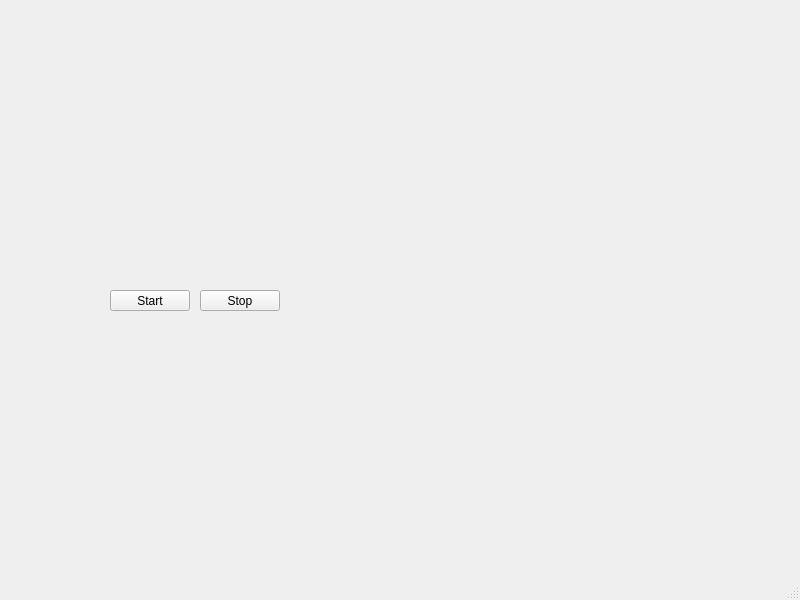
Qt form code_base/devices/gps/examples/gps_device_gui/mainwindow.ui (RemsensOrganization/CodeBase) before a commit.
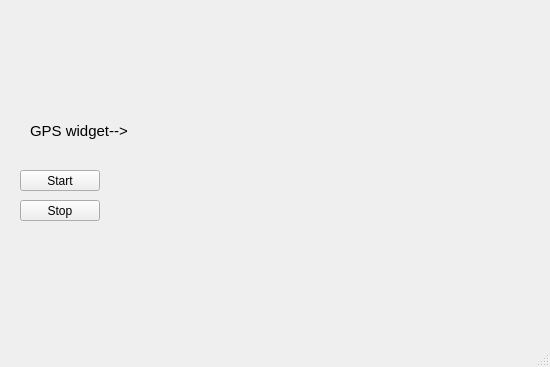
The same form after that commit.

```diff
--- a/code_base/devices/gps/examples/gps_device_gui/mainwindow.ui
+++ b/code_base/devices/gps/examples/gps_device_gui/mainwindow.ui
@@ -6,8 +6,8 @@
    <rect>
     <x>0</x>
     <y>0</y>
-    <width>800</width>
-    <height>600</height>
+    <width>550</width>
+    <height>367</height>
    </rect>
   </property>
   <property name="windowTitle">
@@ -17,8 +17,8 @@
    <widget class="QPushButton" name="pushButton_start">
     <property name="geometry">
      <rect>
-      <x>110</x>
-      <y>290</y>
+      <x>20</x>
+      <y>170</y>
       <width>80</width>
       <height>21</height>
      </rect>
@@ -30,8 +30,8 @@
    <widget class="QPushButton" name="pushButton_stop">
     <property name="geometry">
      <rect>
-      <x>200</x>
-      <y>290</y>
+      <x>20</x>
+      <y>200</y>
       <width>80</width>
       <height>21</height>
      </rect>
@@ -43,14 +43,32 @@
    <widget class="QWidget" name="verticalLayoutWidget">
     <property name="geometry">
      <rect>
-      <x>110</x>
-      <y>20</y>
-      <width>401</width>
-      <height>251</height>
+      <x>140</x>
+      <y>50</y>
+      <width>241</width>
+      <height>171</height>
      </rect>
     </property>
     <layout class="QVBoxLayout" name="verticalLayout"/>
    </widget>
+   <widget class="QLabel" name="label">
+    <property name="geometry">
+     <rect>
+      <x>30</x>
+      <y>120</y>
+      <width>111</width>
+      <height>21</height>
+     </rect>
+    </property>
+    <property name="font">
+     <font>
+      <pointsize>11</pointsize>
+     </font>
+    </property>
+    <property name="text">
+     <string>GPS widget--&gt;</string>
+    </property>
+   </widget>
   </widget>
   <widget class="QMenuBar" name="menubar">
    <property name="geometry">
```
Left out of the diff: 2 changed lines with no effect on the pictures.
